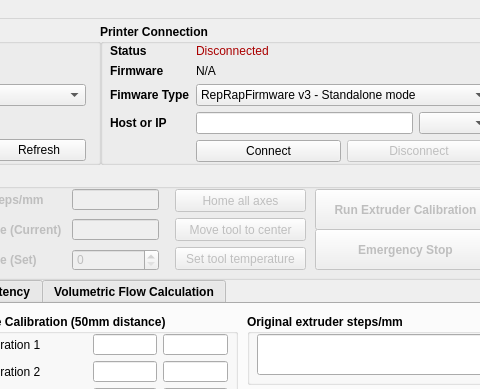
The window that nxencoder/resources/ui_mainwindow.ui (nexx/nxencoder-util) describes before a commit, drawn with Qt 5; both pictures show x 310 to 790 and y 0 to 389 of the 1280 by 720 pixel window.
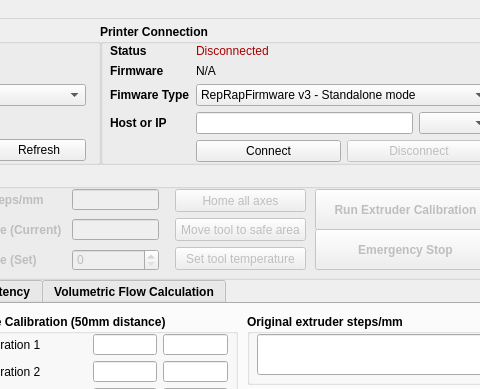
The same window after the commit. Custom widgets are drawn as their Qt base class.

Commit message:
Rename move_tomiddle to move_to_safe
Certain firmware do not allow access to details such as the axes minima and maxima. For those we will just raise the Z from the homing point instead,

```diff
--- a/nxencoder/resources/ui_mainwindow.ui
+++ b/nxencoder/resources/ui_mainwindow.ui
@@ -1919,7 +1919,7 @@
       </font>
      </property>
      <property name="text">
-      <string>Move tool to center</string>
+      <string>Move tool to safe area</string>
      </property>
     </widget>
     <widget class="QPushButton" name="btn_tool_heat">
```
Left out of the diff: 2 changed lines with no effect on the pictures. The commit also changes 5 other files.
